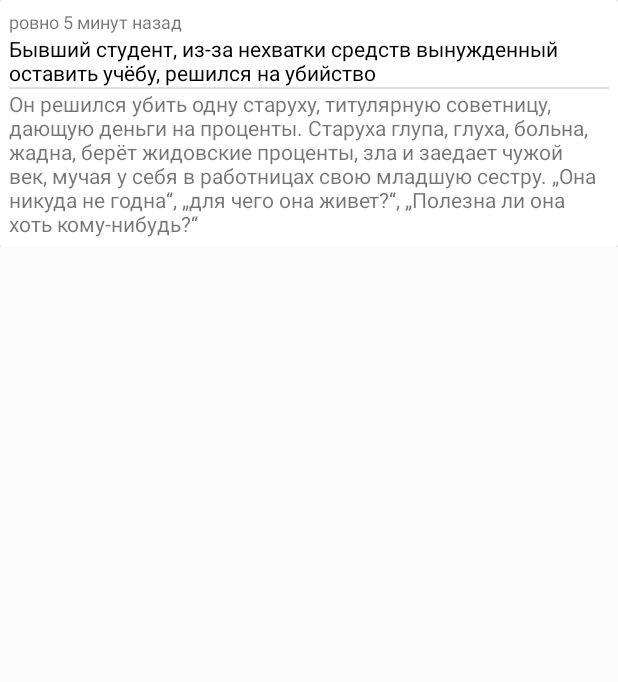
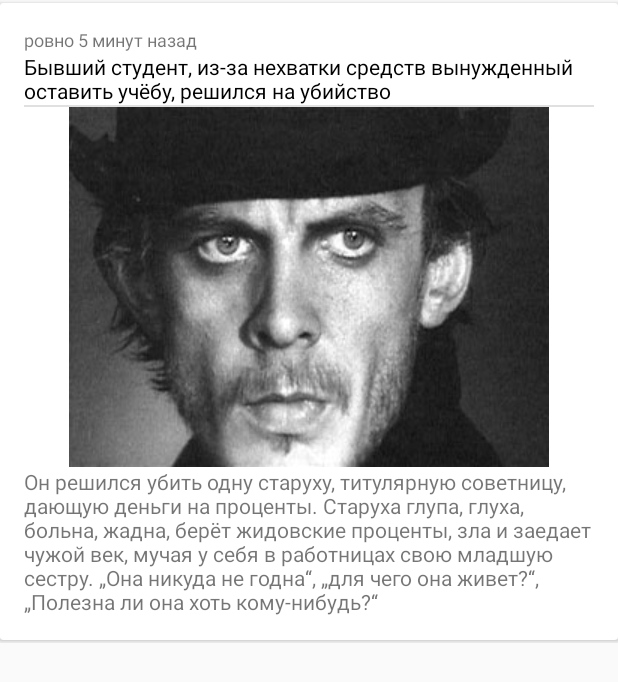
Before and after one commit to Rikharthu/android-Projekt-RSSReader, an Android app: the layout feed_item.xml on its own in the app's theme, with its tools: preview values and no code run, on a phone screen of 412 x 824 dp. Shown: the top 682 px of the screen. Run offline under Robolectric (Android 15) with nearby library versions, the phone set to English and light mode, and no system bars.

```diff
--- a/app/src/main/AndroidManifest.xml
+++ b/app/src/main/AndroidManifest.xml
@@ -10,7 +10,7 @@
         android:icon="@mipmap/ic_launcher"
         android:label="@string/app_name"
         android:supportsRtl="true"
-        android:theme="@style/AppTheme">
+        android:theme="@style/AppTheme.NoActionBar">
         <activity android:name=".ui.MainActivity">
             <intent-filter>
                 <action android:name="android.intent.action.MAIN"/>
--- a/app/src/main/java/com/example/android/rssreader/services/FeedFetchr.java
+++ b/app/src/main/java/com/example/android/rssreader/services/FeedFetchr.java
@@ -1,4 +1,4 @@
-//package com.example.android.rssreader.services;
+    //package com.example.android.rssreader.services;
 //
 //
 //import android.app.Notification;
--- a/app/src/main/java/com/example/android/rssreader/utils/StringUtils.java
+++ b/app/src/main/java/com/example/android/rssreader/utils/StringUtils.java
@@ -20,6 +20,10 @@ public abstract class StringUtils {
         return localDateFormat.format(timeMillis);
     }
 
+    public static boolean isEmptyOrNull(String string){
+        return string==null || string.isEmpty();
+    }
+
 
 
 }
--- a/app/src/main/res/layout/feed_item.xml
+++ b/app/src/main/res/layout/feed_item.xml
@@ -1,48 +1,71 @@
 <?xml version="1.0" encoding="utf-8"?>
 <LinearLayout xmlns:android="http://schemas.android.com/apk/res/android"
               xmlns:tools="http://schemas.android.com/tools"
-              android:orientation="vertical"
               android:layout_width="match_parent"
               android:layout_height="wrap_content"
+              android:orientation="vertical"
               android:paddingBottom="4dp">
 
     <android.support.v7.widget.CardView
         xmlns:card_view="http://schemas.android.com/apk/res-auto"
         android:id="@+id/card_view"
-        android:layout_gravity="center"
         android:layout_width="match_parent"
         android:layout_height="wrap_content"
-        card_view:cardCornerRadius="2dp"
-    android:elevation="5dp">
-        <LinearLayout android:layout_width="wrap_content"
+        android:layout_gravity="center"
+        android:elevation="5dp"
+        android:layout_marginTop="2dp"
+        android:layout_marginBottom="2dp"
+        card_view:cardCornerRadius="2dp">
+
+        <LinearLayout android:layout_width="match_parent"
                       android:layout_height="wrap_content"
-                      android:orientation="vertical"
-                      android:padding="6dp">
+                      android:orientation="vertical">
+
             <TextView
                 android:id="@+id/date_tv"
                 android:layout_width="wrap_content"
                 android:layout_height="wrap_content"
+                android:layout_marginLeft="16dp"
+                android:layout_marginRight="16dp"
+                android:layout_marginTop="16dp"
                 android:textSize="12sp"
                 tools:text="ровно 5 минут назад"/>
+
             <TextView
                 android:id="@+id/title_text"
                 android:layout_width="wrap_content"
                 android:layout_height="wrap_content"
+                android:layout_marginLeft="16dp"
+                android:layout_marginRight="16dp"
                 android:textColor="#000000"
                 tools:text="Бывший студент, из-за нехватки средств вынужденный оставить учёбу, решился на убийство"/>
+
             <View
                 android:id="@+id/item_divider"
-                style="@style/Divider"/>
+                style="@style/Divider"
+                android:layout_marginLeft="16dp"
+                android:layout_marginRight="16dp"/>
+
+            <ImageView
+                android:id="@+id/list_description_image"
+                android:layout_width="match_parent"
+                android:layout_height="wrap_content"
+                android:scaleType="centerInside"
+                tools:src="@drawable/raskolnikov"/>
+
             <TextView
-                tools:text="Он решился убить одну старуху, титулярную советницу, дающую деньги на проценты. Старуха глупа, глуха, больна, жадна, берёт жидовские проценты, зла и заедает чужой век, мучая у себя в работницах свою младшую сестру. „Она никуда не годна“, „для чего она живет?“, „Полезна ли она хоть кому-нибудь?“"
                 android:id="@+id/description_text"
                 android:layout_width="wrap_content"
-                android:layout_height="wrap_content" />
+                android:layout_height="wrap_content"
+                android:layout_marginBottom="16dp"
+                android:layout_marginLeft="16dp"
+                android:layout_marginRight="16dp"
+                tools:text="Он решился убить одну старуху, титулярную советницу, дающую деньги на проценты. Старуха глупа, глуха, больна, жадна, берёт жидовские проценты, зла и заедает чужой век, мучая у себя в работницах свою младшую сестру. „Она никуда не годна“, „для чего она живет?“, „Полезна ли она хоть кому-нибудь?“"/>
             <!--WebView hrenovo rabotaet v liste-->
             <!--<WebView-->
-                <!--android:id="@+id/description_text"-->
-                <!--android:layout_width="wrap_content"-->
-                <!--android:layout_height="wrap_content"/>-->
+            <!--android:id="@+id/description_text"-->
+            <!--android:layout_width="wrap_content"-->
+            <!--android:layout_height="wrap_content"/>-->
         </LinearLayout>
     </android.support.v7.widget.CardView>
 
--- a/app/src/main/res/values/dimens.xml
+++ b/app/src/main/res/values/dimens.xml
@@ -2,4 +2,6 @@
     <!-- Default screen margins, per the Android Design guidelines. -->
     <dimen name="activity_horizontal_margin">16dp</dimen>
     <dimen name="activity_vertical_margin">16dp</dimen>
+    <dimen name="dimen_descr_content_margin">16dp</dimen>
+    <dimen name="app_bar_height">180dp</dimen>
 </resources>
--- a/app/src/main/res/values/strings.xml
+++ b/app/src/main/res/values/strings.xml
@@ -90,4 +90,5 @@
     <string name="fragment_dialog_add_new_rss_channel_desc">Please type in the RSS provider link.
     </string>
     <string name="help_channel_link">get a provider link</string>
+    <string name="no_description_availabe">no description available</string>
 </resources>
--- a/app/src/main/res/values/styles.xml
+++ b/app/src/main/res/values/styles.xml
@@ -4,8 +4,13 @@
     <style name="AppTheme" parent="Theme.AppCompat.Light.DarkActionBar">
         <!-- Customize your theme here. -->
         <item name="colorPrimary">@color/colorPrimary</item>
-        <item name="colorPrimaryDark">@color/colorPrimaryDark</item>
+        <!--<item name="colorPrimaryDark">@color/colorPrimaryDark</item>-->
+        <item name="colorPrimaryDark">#aa0000</item>
         <item name="colorAccent">@color/colorAccent</item>
+    </style>
+    <style name="AppTheme.NoActionBar">
+        <item name="windowActionBar">false</item>
+        <item name="windowNoTitle">true</item>
     </style>
 
     <style name="Divider">
@@ -13,5 +18,7 @@
         <item name="android:layout_height">1dp</item>
         <item name="android:background">@color/colorDivider</item>
     </style>
+    <style name="AppTheme.AppBarOverlay" parent="ThemeOverlay.AppCompat.Dark.ActionBar"/>
+    <style name="AppTheme.PopupOverlay" parent="ThemeOverlay.AppCompat.Light"/>
 
 </resources>
```
Also changed, not shown: app/src/main/java/com/example/android/rssreader/Networker.java (added, +56 -0 lines), app/src/main/java/com/example/android/rssreader/adapters/RSSFeedAdapter.java (+25 -6 lines), app/src/main/java/com/example/android/rssreader/ui/DescriptionFragment.java (+15 -12 lines), app/src/main/java/com/example/android/rssreader/ui/MainActivity.java (+24 -11 lines), app/src/main/res/layout/activity_description.xml (+5 -5 lines), app/src/main/res/layout/activity_main.xml (+38 -27 lines), app/src/main/res/layout/fragment_description.xml (+28 -15 lines).
